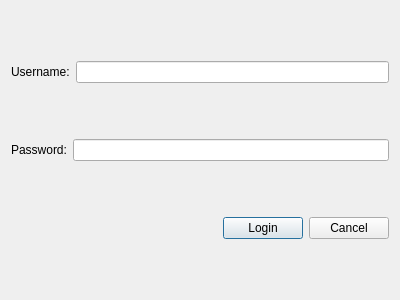
The window that FinalProject_Messenger/dialog_login.ui (Behdad-AVI-203/Messenger_CodeX_11) describes before a commit, drawn with Qt 5.
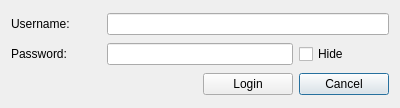
The same window after the commit.

```diff
--- a/FinalProject_Messenger/dialog_login.ui
+++ b/FinalProject_Messenger/dialog_login.ui
@@ -7,71 +7,53 @@
     <x>0</x>
     <y>0</y>
     <width>400</width>
-    <height>300</height>
+    <height>108</height>
    </rect>
   </property>
   <property name="windowTitle">
    <string>Dialog</string>
   </property>
   <layout class="QGridLayout" name="gridLayout">
-   <item row="2" column="1">
-    <layout class="QHBoxLayout" name="horizontalLayout_3">
-     <item>
-      <widget class="QPushButton" name="pushButton_login">
+   <item row="1" column="0">
+    <widget class="QLabel" name="label_password">
        <property name="text">
-        <string>Login</string>
+      <string>Password:</string>
        </property>
       </widget>
      </item>
-     <item>
+   <item row="2" column="3">
       <widget class="QPushButton" name="pushButton_cancel">
        <property name="text">
         <string>Cancel</string>
        </property>
       </widget>
      </item>
-    </layout>
-   </item>
-   <item row="2" column="0">
-    <spacer name="horizontalSpacer">
-     <property name="orientation">
-      <enum>Qt::Horizontal</enum>
+   <item row="1" column="3">
+    <widget class="QCheckBox" name="checkBox_setecho">
+     <property name="text">
+      <string>Hide</string>
      </property>
-     <property name="sizeHint" stdset="0">
-      <size>
-       <width>40</width>
-       <height>20</height>
-      </size>
-     </property>
-    </spacer>
+    </widget>
    </item>
-   <item row="0" column="0" colspan="2">
-    <layout class="QHBoxLayout" name="horizontalLayout">
-     <item>
+   <item row="1" column="1" colspan="2">
+    <widget class="QLineEdit" name="lineEdit_password"/>
+   </item>
+   <item row="0" column="0">
       <widget class="QLabel" name="label_username">
        <property name="text">
         <string>Username:</string>
        </property>
       </widget>
      </item>
-     <item>
+   <item row="2" column="2">
+    <widget class="QPushButton" name="pushButton_login">
+     <property name="text">
+      <string>Login</string>
+     </property>
+    </widget>
+   </item>
+   <item row="0" column="1" colspan="3">
       <widget class="QLineEdit" name="lineEdit_username"/>
-     </item>
-    </layout>
-   </item>
-   <item row="1" column="0" colspan="2">
-    <layout class="QHBoxLayout" name="horizontalLayout_2">
-     <item>
-      <widget class="QLabel" name="label_password">
-       <property name="text">
-        <string>Password:</string>
-       </property>
-      </widget>
-     </item>
-     <item>
-      <widget class="QLineEdit" name="lineEdit_password"/>
-     </item>
-    </layout>
    </item>
   </layout>
  </widget>
```
Lines whose indentation alone changed are shown as unchanged.
